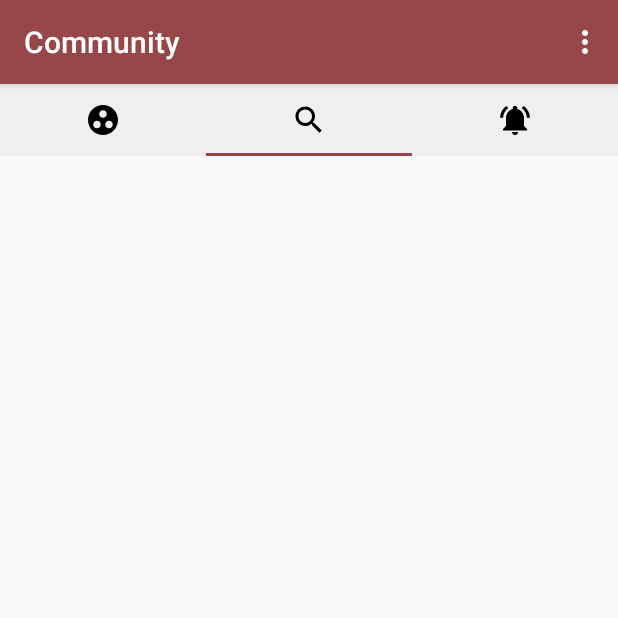
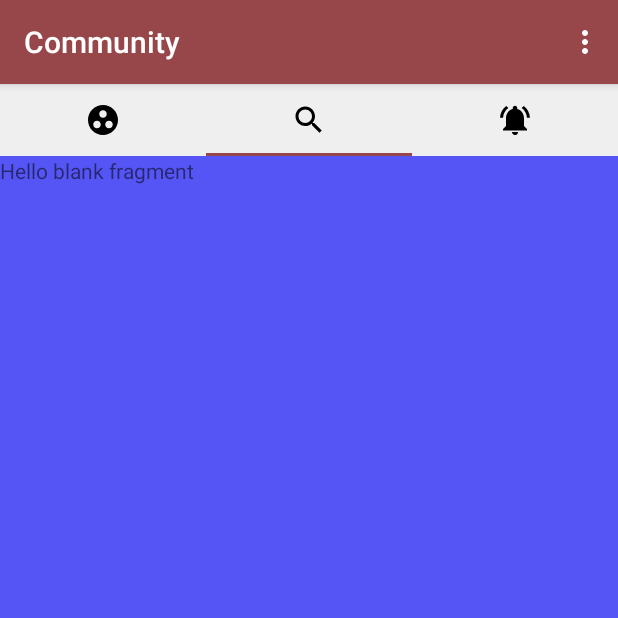
Before and after one commit to josumor18/CommunityApp, an Android app: the MainActivity screen opened directly, with no data from a screen before it, tab 2 chosen, on a phone screen of 412 x 824 dp, the top half of it. Run offline under Robolectric (Android 15) with nearby library versions, the phone set to English and light mode, and no system bars.

Commit message:
ViewPager in  MainActivity 1

```diff
--- a/app/build.gradle
+++ b/app/build.gradle
@@ -23,6 +23,7 @@ dependencies {
     implementation 'com.android.support:appcompat-v7:27.1.1'
     implementation 'com.android.support.constraint:constraint-layout:1.1.3'
     implementation 'com.android.support:design:27.1.1'
+    implementation 'com.android.support:support-v4:27.1.1'
     testImplementation 'junit:junit:4.12'
     androidTestImplementation 'com.android.support.test:runner:1.0.2'
     androidTestImplementation 'com.android.support.test.espresso:espresso-core:3.0.2'
--- /dev/null
+++ b/app/src/main/java/elcarmen/project/community/Business/CommunitiesFragment.java
@@ -0,0 +1,30 @@
+package elcarmen.project.community.Business;
+
+
+import android.os.Bundle;
+import android.support.v4.app.Fragment;
+import android.view.LayoutInflater;
+import android.view.View;
+import android.view.ViewGroup;
+
+import elcarmen.project.community.R;
+
+/**
+ * A simple {@link Fragment} subclass.
+ */
+public class CommunitiesFragment extends Fragment {
+
+
+    public CommunitiesFragment() {
+        // Required empty public constructor
+    }
+
+
+    @Override
+    public View onCreateView(LayoutInflater inflater, ViewGroup container,
+                             Bundle savedInstanceState) {
+        // Inflate the layout for this fragment
+        return inflater.inflate(R.layout.fragment_communities, container, false);
+    }
+
+}
--- a/app/src/main/java/elcarmen/project/community/Business/MainActivity.java
+++ b/app/src/main/java/elcarmen/project/community/Business/MainActivity.java
@@ -1,23 +1,33 @@
 package elcarmen.project.community.Business;
 
 import android.support.design.widget.TabLayout;
+import android.support.v4.app.Fragment;
+import android.support.v4.app.FragmentManager;
+import android.support.v4.app.FragmentPagerAdapter;
 import android.support.v4.app.FragmentTransaction;
+import android.support.v4.view.ViewPager;
 import android.support.v7.app.AppCompatActivity;
 import android.os.Bundle;
-import android.support.v7.widget.Toolbar;
+import android.view.LayoutInflater;
 import android.view.Menu;
 import android.view.MenuInflater;
+import android.view.View;
+import android.view.ViewGroup;
+import android.widget.TextView;
 
 import elcarmen.project.community.R;
 
 public class MainActivity extends AppCompatActivity {
 
     TabLayout tabLayout;
+    private ViewPager container;
 
     FragmentTransaction fragmentTransaction;
 
     private int[] tabSelectedIcons = {R.drawable.ic_group_selected, R.drawable.ic_search_selected, R.drawable.ic_notifications_selected};
     private int[] tabUnselectedIcons = {R.drawable.ic_group_unselected, R.drawable.ic_search_unselected, R.drawable.ic_notifications_unselected};
+
+    private SectionsPagerAdapter mSectionsPagerAdapter;
 
     @Override
     protected void onCreate(Bundle savedInstanceState) {
@@ -30,8 +40,9 @@ public class MainActivity extends AppCompatActivity {
         tabLayout.addOnTabSelectedListener(new TabLayout.OnTabSelectedListener() {
             @Override
             public void onTabSelected(TabLayout.Tab tab) {
-                cambiarFragment(tab.getPosition());
+                container.setCurrentItem(tab.getPosition());
                 cambiarIconoSeleccionado(tab.getPosition());
+
             }
 
             @Override
@@ -45,6 +56,11 @@ public class MainActivity extends AppCompatActivity {
             }
         });
 
+        mSectionsPagerAdapter = new SectionsPagerAdapter(getSupportFragmentManager());
+
+        container = findViewById(R.id.container);
+        container.setAdapter(mSectionsPagerAdapter);
+        container.addOnPageChangeListener(new TabLayout.TabLayoutOnPageChangeListener(tabLayout));
     }
 
     @Override
@@ -67,28 +83,25 @@ public class MainActivity extends AppCompatActivity {
         tabLayout.addTab(tabLayout.newTab().setIcon(tabUnselectedIcons[2]));
     }
 
-    private void cambiarFragment(int tab){
+    /*private void cambiarFragment(int tab){
+        Fragment fragment = null;
         switch(tab){
             case 0:
-                //StartFragment startFragment = new StartFragment();
-                fragmentTransaction = getSupportFragmentManager().beginTransaction();
-                //fragmentTransaction.replace(R.id.contenedor, startFragment);
-                fragmentTransaction.commit();
+                fragment = new CommunitiesFragment();
                 break;
             case 1:
-                //SearchFragment searchFragment = new SearchFragment();
-                fragmentTransaction = getSupportFragmentManager().beginTransaction();
-                //fragmentTransaction.replace(R.id.contenedor, searchFragment);
-                fragmentTransaction.commit();
+                fragment = new SearchFragment();
                 break;
             case 2:
-                //ChatListFragment chatListFragment = new ChatListFragment();
-                fragmentTransaction = getSupportFragmentManager().beginTransaction();
-                //fragmentTransaction.replace(R.id.contenedor, chatListFragment);
-                fragmentTransaction.commit();
+                fragment = new NotificationsFragment();
                 break;
         }
-    }
+
+        fragmentTransaction = getSupportFragmentManager().beginTransaction();
+        fragmentTransaction.replace(R.id.contenedor, fragment);
+        fragmentTransaction.commit();
+
+    }*/
 
     private void cambiarIconoSeleccionado(int position){
         tabLayout.getTabAt(position).setIcon(tabSelectedIcons[position]);
@@ -97,4 +110,74 @@ public class MainActivity extends AppCompatActivity {
     private void cambiarIconoDeseleccionado(int position){
         tabLayout.getTabAt(position).setIcon(tabUnselectedIcons[position]);
     }
+
+
+    /**
+     * A placeholder fragment containing a simple view.
+     */
+    public static class PlaceholderFragment extends Fragment {
+        /**
+         * The fragment argument representing the section number for this
+         * fragment.
+         */
+        private static final String ARG_SECTION_NUMBER = "section_number";
+
+        public PlaceholderFragment() {
+        }
+
+        /**
+         * Returns a new instance of this fragment for the given section
+         * number.
+         */
+        public static Fragment newInstance(int sectionNumber) {
+            Fragment fragment = null;
+
+            switch (sectionNumber){
+                case 1:
+                    fragment = new CommunitiesFragment();
+                    break;
+                case 2:
+                    fragment = new SearchFragment();
+                    break;
+                case 3:
+                    fragment = new NotificationsFragment();
+                    break;
+            }
+            return fragment;
+        }
+
+        /*@Override
+        public View onCreateView(LayoutInflater inflater, ViewGroup container,
+                                 Bundle savedInstanceState) {
+            View rootView = inflater.inflate(R.layout.fragment_main2, container, false);
+            TextView textView = (TextView) rootView.findViewById(R.id.section_label);
+            textView.setText(getString(R.string.section_format, getArguments().getInt(ARG_SECTION_NUMBER)));
+            return rootView;
+        }*/
+    }
+
+    /**
+     * A {@link FragmentPagerAdapter} that returns a fragment corresponding to
+     * one of the sections/tabs/pages.
+     */
+    public class SectionsPagerAdapter extends FragmentPagerAdapter {
+
+        public SectionsPagerAdapter(FragmentManager fm) {
+            super(fm);
+        }
+
+        @Override
+        public Fragment getItem(int position) {
+            // getItem is called to instantiate the fragment for the given page.
+            // Return a PlaceholderFragment (defined as a static inner class below).
+
+            return PlaceholderFragment.newInstance(position + 1);
+        }
+
+        @Override
+        public int getCount() {
+            // Show 3 total pages.
+            return 3;
+        }
+    }
 }
--- /dev/null
+++ b/app/src/main/java/elcarmen/project/community/Business/NotificationsFragment.java
@@ -0,0 +1,30 @@
+package elcarmen.project.community.Business;
+
+
+import android.os.Bundle;
+import android.support.v4.app.Fragment;
+import android.view.LayoutInflater;
+import android.view.View;
+import android.view.ViewGroup;
+
+import elcarmen.project.community.R;
+
+/**
+ * A simple {@link Fragment} subclass.
+ */
+public class NotificationsFragment extends Fragment {
+
+
+    public NotificationsFragment() {
+        // Required empty public constructor
+    }
+
+
+    @Override
+    public View onCreateView(LayoutInflater inflater, ViewGroup container,
+                             Bundle savedInstanceState) {
+        // Inflate the layout for this fragment
+        return inflater.inflate(R.layout.fragment_notifications, container, false);
+    }
+
+}
--- /dev/null
+++ b/app/src/main/java/elcarmen/project/community/Business/SearchFragment.java
@@ -0,0 +1,30 @@
+package elcarmen.project.community.Business;
+
+
+import android.os.Bundle;
+import android.support.v4.app.Fragment;
+import android.view.LayoutInflater;
+import android.view.View;
+import android.view.ViewGroup;
+
+import elcarmen.project.community.R;
+
+/**
+ * A simple {@link Fragment} subclass.
+ */
+public class SearchFragment extends Fragment {
+
+
+    public SearchFragment() {
+        // Required empty public constructor
+    }
+
+
+    @Override
+    public View onCreateView(LayoutInflater inflater, ViewGroup container,
+                             Bundle savedInstanceState) {
+        // Inflate the layout for this fragment
+        return inflater.inflate(R.layout.fragment_search, container, false);
+    }
+
+}
--- a/app/src/main/res/layout/activity_main.xml
+++ b/app/src/main/res/layout/activity_main.xml
@@ -11,8 +11,6 @@
         android:layout_height="match_parent"
         android:orientation="vertical">
 
-
-
         <android.support.design.widget.TabLayout
             android:id="@+id/appbartabs"
             android:layout_width="match_parent"
@@ -21,12 +19,19 @@
             app:tabIndicatorColor="@color/colorPrimary"
             app:tabTextAppearance="@android:style/TextAppearance.Widget.TabWidget"/>
 
+        <android.support.v4.view.ViewPager
+            android:id="@+id/container"
+            android:layout_width="match_parent"
+            android:layout_height="match_parent" />
+
+        <!-->
         <FrameLayout
             android:id="@+id/contenedor"
             android:layout_width="match_parent"
             android:layout_height="match_parent">
 
         </FrameLayout>
+        <!-->
     </LinearLayout>
 
 </android.support.constraint.ConstraintLayout>
--- /dev/null
+++ b/app/src/main/res/layout/fragment_search.xml
@@ -0,0 +1,15 @@
+<?xml version="1.0" encoding="utf-8"?>
+<FrameLayout xmlns:android="http://schemas.android.com/apk/res/android"
+    xmlns:tools="http://schemas.android.com/tools"
+    android:layout_width="match_parent"
+    android:layout_height="match_parent"
+    tools:context=".Business.SearchFragment"
+    android:background="#5555F5">
+
+    <!-- TODO: Update blank fragment layout -->
+    <TextView
+        android:layout_width="match_parent"
+        android:layout_height="match_parent"
+        android:text="@string/hello_blank_fragment" />
+
+</FrameLayout>
--- a/app/src/main/res/values/strings.xml
+++ b/app/src/main/res/values/strings.xml
@@ -12,4 +12,8 @@
     <string name="tab_text_3">Tab 3</string>
     <string name="action_settings">Settings</string>
     <string name="section_format">Hello World from section: %1$d</string>
+    <string name="title_activity_main2">Main2Activity</string>
+
+    <!-- TODO: Remove or change this placeholder text -->
+    <string name="hello_blank_fragment">Hello blank fragment</string>
 </resources>
```
Also changed, not shown: app/src/main/res/layout/fragment_communities.xml (added, +15 -0 lines), app/src/main/res/layout/fragment_notifications.xml (added, +15 -0 lines), app/src/main/res/menu/menu_main2.xml (added, +10 -0 lines).
